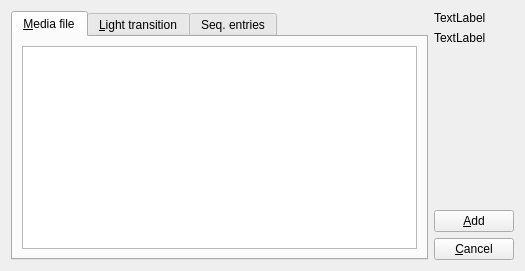
Above: src/dialogs/ActionTargetSelectorDialog.ui from AngeloFrancabandiera/starvax-player before the change. Below: the same form after it.
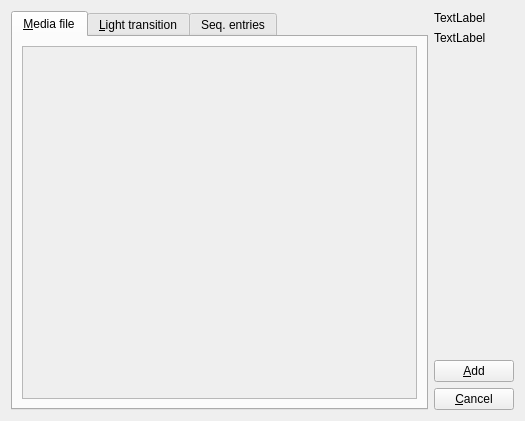
That is the form after the change.

Commit message: separated lists in target selection dialog

What changed in the file:
```diff
--- a/src/dialogs/ActionTargetSelectorDialog.ui
+++ b/src/dialogs/ActionTargetSelectorDialog.ui
@@ -7,7 +7,7 @@
     <x>0</x>
     <y>0</y>
     <width>525</width>
-    <height>271</height>
+    <height>421</height>
    </rect>
   </property>
   <property name="windowTitle">
@@ -42,7 +42,21 @@
       </attribute>
       <layout class="QHBoxLayout" name="horizontalLayout_2">
        <item>
-        <widget class="QTreeView" name="mediaList"/>
+        <widget class="QScrollArea" name="MediaListsScroll">
+         <property name="widgetResizable">
+          <bool>true</bool>
+         </property>
+         <widget class="QWidget" name="MediaListSetContainer">
+          <property name="geometry">
+           <rect>
+            <x>0</x>
+            <y>0</y>
+            <width>397</width>
+            <height>350</height>
+           </rect>
+          </property>
+         </widget>
+        </widget>
        </item>
       </layout>
      </widget>
```
The commit also changes 3 other files.
